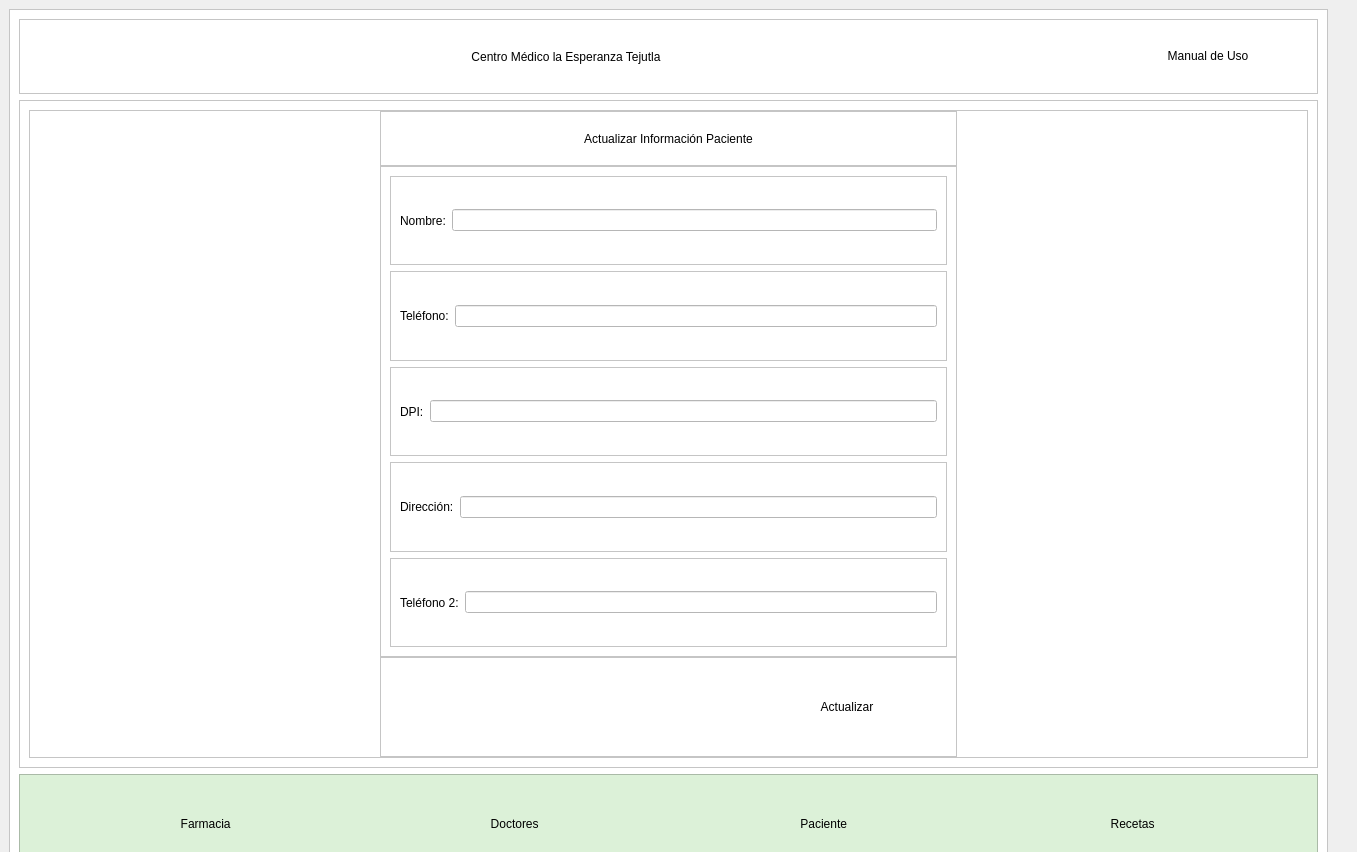
The window that views/CentroMedicoTejutla.ui (andree-ro/HospitalLaEsperanza) describes before a commit, drawn with Qt 5.
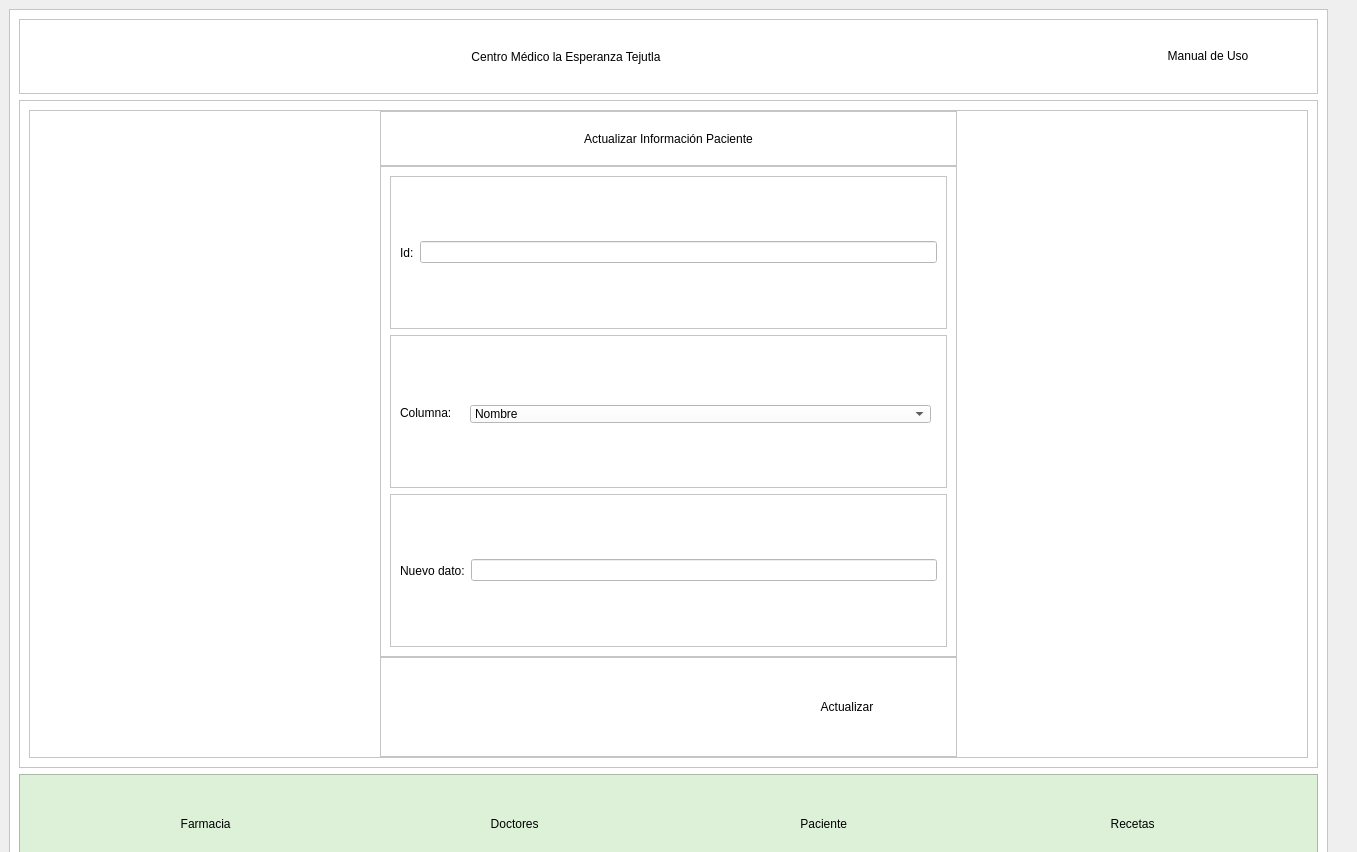
The same window after the commit. The open tabs and pages were chosen to show the change. Icons and pictures are not drawn.

Diff of the .ui file:
```diff
--- a/views/CentroMedicoTejutla.ui
+++ b/views/CentroMedicoTejutla.ui
@@ -2651,7 +2651,7 @@
 font: 75 10pt &quot;Open Sans Semibold&quot;</string>
                        </property>
                        <property name="text">
-                        <string>Nombre:</string>
+                        <string>Id:</string>
                        </property>
                       </widget>
                      </item>
@@ -2669,22 +2669,58 @@
                     <property name="frameShadow">
                      <enum>QFrame::Raised</enum>
                     </property>
-                    <layout class="QHBoxLayout" name="horizontalLayout_23">
+                    <widget class="QComboBox" name="datoCambiarPac_box">
+                     <property name="geometry">
+                      <rect>
+                       <x>80</x>
+                       <y>70</y>
+                       <width>461</width>
+                       <height>18</height>
+                      </rect>
+                     </property>
                      <item>
-                      <widget class="QLabel" name="label_18">
-                       <property name="styleSheet">
-                        <string notr="true">color: rgb(0,0,0);
+                      <property name="text">
+                       <string>Nombre</string>
+                      </property>
+                     </item>
+                     <item>
+                      <property name="text">
+                       <string>Telefono</string>
+                      </property>
+                     </item>
+                     <item>
+                      <property name="text">
+                       <string>Dpi</string>
+                      </property>
+                     </item>
+                     <item>
+                      <property name="text">
+                       <string>Direccion</string>
+                      </property>
+                     </item>
+                     <item>
+                      <property name="text">
+                       <string>Telefono2</string>
+                      </property>
+                     </item>
+                    </widget>
+                    <widget class="QLabel" name="label_18">
+                     <property name="geometry">
+                      <rect>
+                       <x>10</x>
+                       <y>70</y>
+                       <width>55</width>
+                       <height>16</height>
+                      </rect>
+                     </property>
+                     <property name="styleSheet">
+                      <string notr="true">color: rgb(0,0,0);
 font: 75 10pt &quot;Open Sans Semibold&quot;</string>
-                       </property>
-                       <property name="text">
-                        <string>Teléfono:</string>
-                       </property>
-                      </widget>
-                     </item>
-                     <item>
-                      <widget class="QLineEdit" name="info_usuario_14"/>
-                     </item>
-                    </layout>
+                     </property>
+                     <property name="text">
+                      <string>Columna:</string>
+                     </property>
+                    </widget>
                    </widget>
                   </item>
                   <item>
@@ -2703,64 +2739,12 @@
 font: 75 10pt &quot;Open Sans Semibold&quot;</string>
                        </property>
                        <property name="text">
-                        <string>DPI:</string>
+                        <string>Nuevo dato:</string>
                        </property>
                       </widget>
                      </item>
                      <item>
-                      <widget class="QLineEdit" name="info_usuario_15"/>
-                     </item>
-                    </layout>
-                   </widget>
-                  </item>
-                  <item>
-                   <widget class="QFrame" name="frame_36">
-                    <property name="frameShape">
-                     <enum>QFrame::StyledPanel</enum>
-                    </property>
-                    <property name="frameShadow">
-                     <enum>QFrame::Raised</enum>
-                    </property>
-                    <layout class="QHBoxLayout" name="horizontalLayout_26">
-                     <item>
-                      <widget class="QLabel" name="label_20">
-                       <property name="styleSheet">
-                        <string notr="true">color: rgb(0,0,0);
-font: 75 10pt &quot;Open Sans Semibold&quot;</string>
-                       </property>
-                       <property name="text">
-                        <string>Dirección:</string>
-                       </property>
-                      </widget>
-                     </item>
-                     <item>
-                      <widget class="QLineEdit" name="info_usuario_16"/>
-                     </item>
-                    </layout>
-                   </widget>
-                  </item>
-                  <item>
-                   <widget class="QFrame" name="frame_37">
-                    <property name="frameShape">
-                     <enum>QFrame::StyledPanel</enum>
-                    </property>
-                    <property name="frameShadow">
-                     <enum>QFrame::Raised</enum>
-                    </property>
-                    <layout class="QHBoxLayout" name="horizontalLayout_27">
-                     <item>
-                      <widget class="QLabel" name="label_21">
-                       <property name="styleSheet">
-                        <string notr="true">color: rgb(0,0,0);
-font: 75 10pt &quot;Open Sans Semibold&quot;</string>
-                       </property>
-                       <property name="text">
-                        <string>Teléfono 2:</string>
-                       </property>
-                      </widget>
-                     </item>
-                     <item>
-                      <widget class="QLineEdit" name="info_usuario_17"/>
+                      <widget class="QLineEdit" name="nuevoValorPac_le"/>
                      </item>
                     </layout>
                    </widget>
```
Left out of the diff: 88 changed lines with no effect on the pictures.
